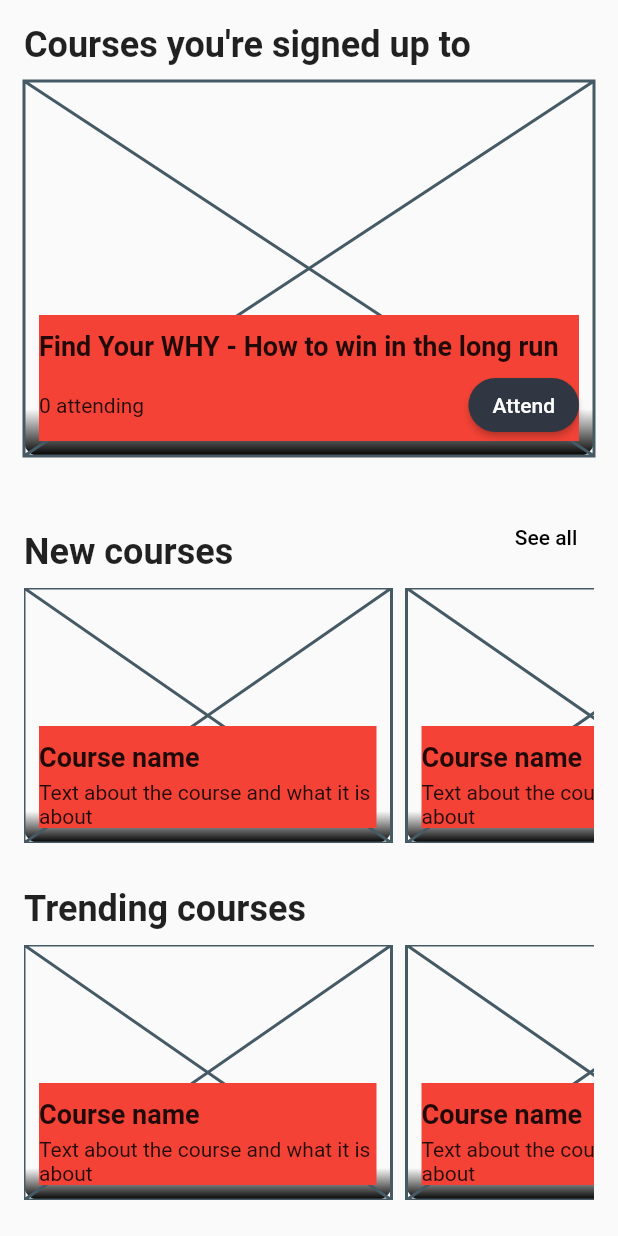
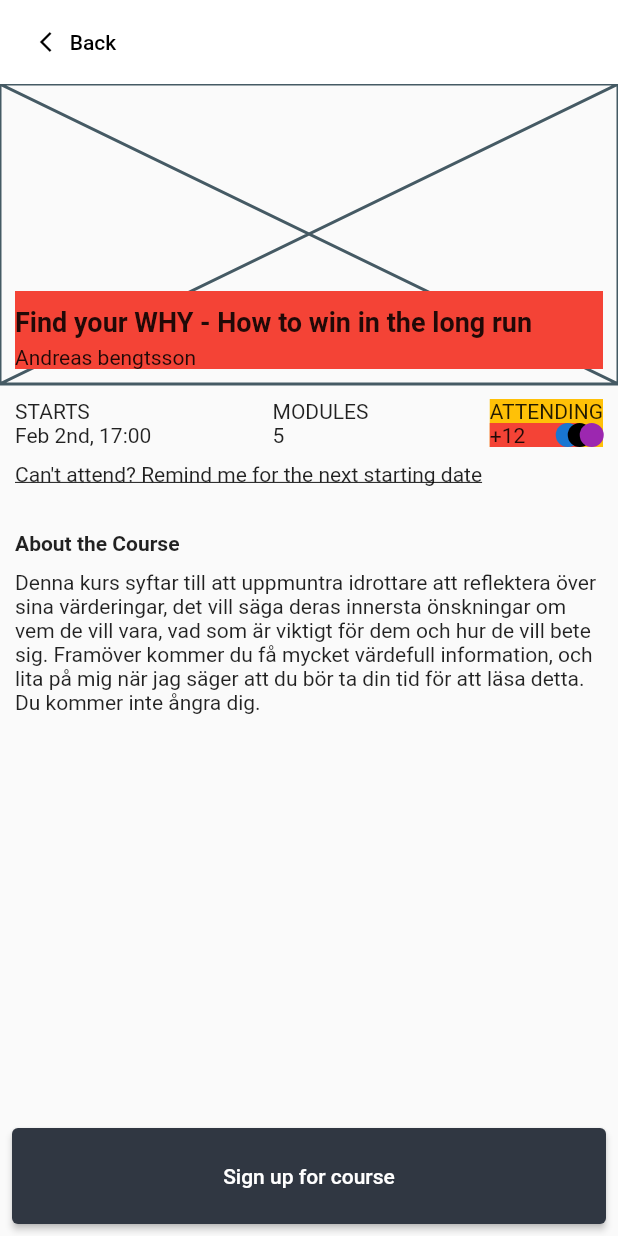
Before and after one commit to MohammedJamal21/Meta_Mentality_App, a Flutter app: the screen it shows after launch, on a phone screen of 412 x 824 dp. Run offline on Flutter 3.47's test engine with Material 2 defaults, Android fonts, the phone set to English and light mode, and no system bars.

Commit message:
Finished AboutCourse

```diff
--- a/lib/main.dart
+++ b/lib/main.dart
@@ -1,4 +1,5 @@
 import 'package:flutter/material.dart';
+import 'package:meta_mentality_app/views/courses/about_course_screen.dart';
 import 'package:meta_mentality_app/views/courses/course_screen.dart';
 
 void main() {
@@ -16,7 +17,7 @@ class MetaMentalityApp extends StatelessWidget {
       theme: ThemeData(
         primarySwatch: Colors.blue,
       ),
-      home: const CoursesScreen(),
+      home: const AboutCourseScreen(),
     );
   }
 }
--- a/lib/views/courses/about_course_screen.dart
+++ b/lib/views/courses/about_course_screen.dart
@@ -0,0 +1,192 @@
+import 'package:flutter/material.dart';
+
+class AboutCourseScreen extends StatelessWidget {
+  const AboutCourseScreen({Key? key}) : super(key: key);
+
+  @override
+  Widget build(BuildContext context) {
+    return Scaffold(
+      floatingActionButtonLocation: FloatingActionButtonLocation.centerDocked,
+      floatingActionButton: Padding(
+        padding: const EdgeInsets.all(8.0),
+        child: ConstrainedBox(
+          constraints: const BoxConstraints(
+            minWidth: double.infinity,
+          ),
+          child: ElevatedButton(
+            style: ElevatedButton.styleFrom(
+              padding: const EdgeInsets.all(24),
+              backgroundColor: const Color(0xFF303742),
+            ),
+            onPressed: () {},
+            child: const Text('Sign up for course'),
+          ),
+        ),
+      ),
+      appBar: AppBar(
+        backgroundColor: Colors.white,
+        elevation: 0,
+        leadingWidth: 100,
+        leading: TextButton.icon(
+            onPressed: () {},
+            icon: const Icon(
+              Icons.arrow_back_ios_new,
+              size: 16,
+              color: Colors.black,
+            ),
+            label: const Text(
+              'Back',
+              style: TextStyle(
+                color: Colors.black,
+              ),
+            )),
+      ),
+      body: SafeArea(
+        child: Column(
+          children: [
+            SizedBox(
+              height: 200,
+              child: Stack(
+                children: [
+                  const Placeholder(),
+                  Positioned(
+                    bottom: 10,
+                    right: 10,
+                    left: 10,
+                    child: Container(
+                      color: Colors.red,
+                      padding: const EdgeInsets.fromLTRB(0, 10, 0, 0),
+                      child: Column(
+                        crossAxisAlignment: CrossAxisAlignment.start,
+                        children: const [
+                          Text(
+                            'Find your WHY - How to win in the long run',
+                            softWrap: true,
+                            style: TextStyle(
+                              fontWeight: FontWeight.bold,
+                              fontSize: 18,
+                            ),
+                          ),
+                          SizedBox(
+                            height: 5,
+                          ),
+                          Text('Andreas bengtsson'),
+                        ],
+                      ),
+                    ),
+                  ),
+                ],
+              ),
+            ),
+            const SizedBox(
+              height: 10,
+            ),
+            Container(
+              padding: const EdgeInsets.fromLTRB(10, 0, 10, 0),
+              child: Row(
+                crossAxisAlignment: CrossAxisAlignment.start,
+                mainAxisAlignment: MainAxisAlignment.spaceBetween,
+                children: [
+                  Column(
+                    crossAxisAlignment: CrossAxisAlignment.start,
+                    children: const [
+                      Text('STARTS'),
+                      Text('Feb 2nd, 17:00'),
+                    ],
+                  ),
+                  Column(
+                    crossAxisAlignment: CrossAxisAlignment.start,
+                    children: const [
+                      Text('MODULES'),
+                      Text('5'),
+                    ],
+                  ),
+                  Container(
+                    color: Colors.amber,
+                    child: Column(
+                      crossAxisAlignment: CrossAxisAlignment.start,
+                      children: [
+                        const Text('ATTENDING'),
+                        Container(
+                          color: Colors.red,
+                          width: 60,
+                          child: Row(
+                            mainAxisAlignment: MainAxisAlignment.spaceBetween,
+                            children: [
+                              const Text('+12'),
+                              Stack(
+                                alignment: Alignment.center,
+                                clipBehavior: Clip.none,
+                                children: const [
+                                  CircleAvatar(
+                                    radius: 8,
+                                  ),
+                                  Positioned(
+                                    left: 8,
+                                    child: CircleAvatar(
+                                      radius: 8,
+                                      backgroundColor: Colors.black,
+                                    ),
+                                  ),
+                                  Positioned(
+                                    left: 16,
+                                    child: CircleAvatar(
+                                      radius: 8,
+                                      backgroundColor: Colors.purple,
+                                    ),
+                                  ),
+                                ],
+                              ),
+                            ],
+                          ),
+                        ),
+                      ],
+                    ),
+                  ),
+                ],
+              ),
+            ),
+            const SizedBox(
+              height: 10,
+            ),
+            Container(
+              padding: const EdgeInsets.fromLTRB(10, 0, 10, 0),
+              child: const Align(
+                alignment: Alignment.centerLeft,
+                child: Text(
+                  'Can\'t attend? Remind me for the next starting date',
+                  style: TextStyle(
+                    decoration: TextDecoration.underline,
+                  ),
+                ),
+              ),
+            ),
+            const SizedBox(
+              height: 30,
+            ),
+            Container(
+              padding: const EdgeInsets.fromLTRB(10, 0, 10, 0),
+              child: const Align(
+                alignment: Alignment.centerLeft,
+                child: Text(
+                  'About the Course',
+                  style: TextStyle(
+                    fontWeight: FontWeight.bold,
+                  ),
+                ),
+              ),
+            ),
+            const SizedBox(
+              height: 10,
+            ),
+            Container(
+              padding: const EdgeInsets.fromLTRB(10, 0, 10, 0),
+              child: const Text(
+                  'Denna kurs syftar till att uppmuntra idrottare att reflektera över sina värderingar, det vill säga deras innersta önskningar om vem de vill vara, vad som är viktigt för dem och hur de vill bete sig. Framöver kommer du få mycket värdefull information, och lita på mig när jag säger att du bör ta din tid för att läsa detta. Du kommer inte ångra dig.'),
+            ),
+          ],
+        ),
+      ),
+    );
+  }
+}
```
